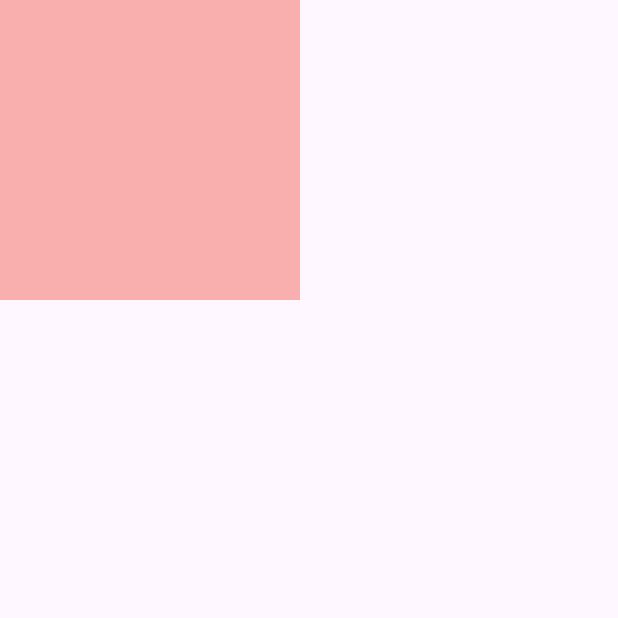
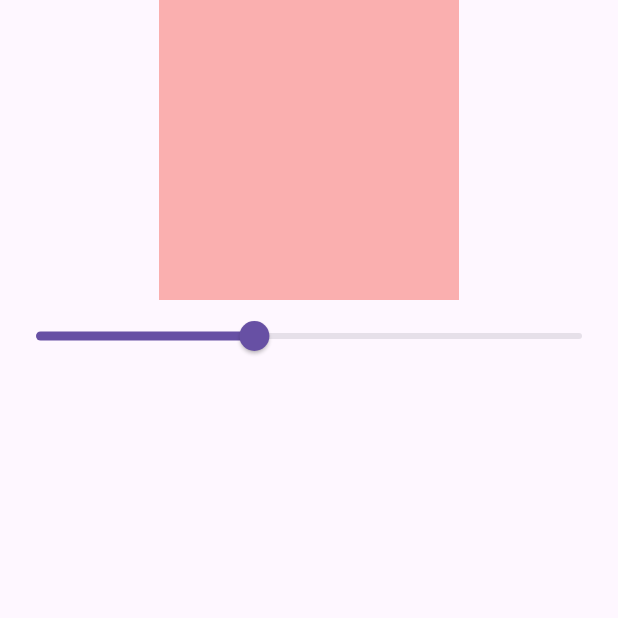
Before and after one commit to mehediFlutter/GetX-Basic, a Flutter app: the ContainerOpacityScreen screen opened by its route, on a phone screen of 412 x 824 dp, the top half of it. Run offline on Flutter 3.47's test engine with Material 3 defaults, Android fonts, the light colour scheme and no system bars; our stand-ins replace get.

Commit message:
GetX opacity controller

```diff
--- /dev/null
+++ b/lib/getX_controller/opacity_controller.dart
@@ -0,0 +1,9 @@
+import 'package:get/get.dart';
+
+class OpacityController extends GetxController {
+  RxDouble opacity = .4.obs;
+
+  updateOpacity(double value) {
+    opacity.value = value;
+  }
+}
--- a/lib/screen/container_opacity_screen.dart
+++ b/lib/screen/container_opacity_screen.dart
@@ -1,5 +1,9 @@
+import 'package:flutter/foundation.dart';
 import 'package:flutter/material.dart';
+import 'package:get/get.dart';
 import 'package:getx_basic/re_usable_base_screen.dart';
+
+import '../getX_controller/opacity_controller.dart';
 
 class ContainerOpacityScreen extends StatefulWidget {
   const ContainerOpacityScreen({super.key});
@@ -9,17 +13,30 @@
 }
 
 class _ContainerOpacityScreenState extends State<ContainerOpacityScreen> {
-  double opacity = .4;
+  OpacityController opacityController = Get.put(OpacityController());
+
   @override
   Widget build(BuildContext context) {
-    return ReUsableBaseScreen(child: Scaffold(
+    print("Is builld");
+    return ReUsableBaseScreen(
+        child: Scaffold(
       body: Column(
         children: [
-          Container(
-            height: 200,
-            width: 200,
-            color: Colors.red.withOpacity(opacity),
-          )
+          Obx(() {
+            return Container(
+              height: 200,
+              width: 200,
+              color:
+                  Colors.red.withValues(alpha: opacityController.opacity.value),
+            );
+          }),
+          Obx(() {
+            return Slider(
+                value: opacityController.opacity.value,
+                onChanged: (value) {
+                  opacityController.updateOpacity(value);
+                });
+          })
         ],
       ),
     ));
```
